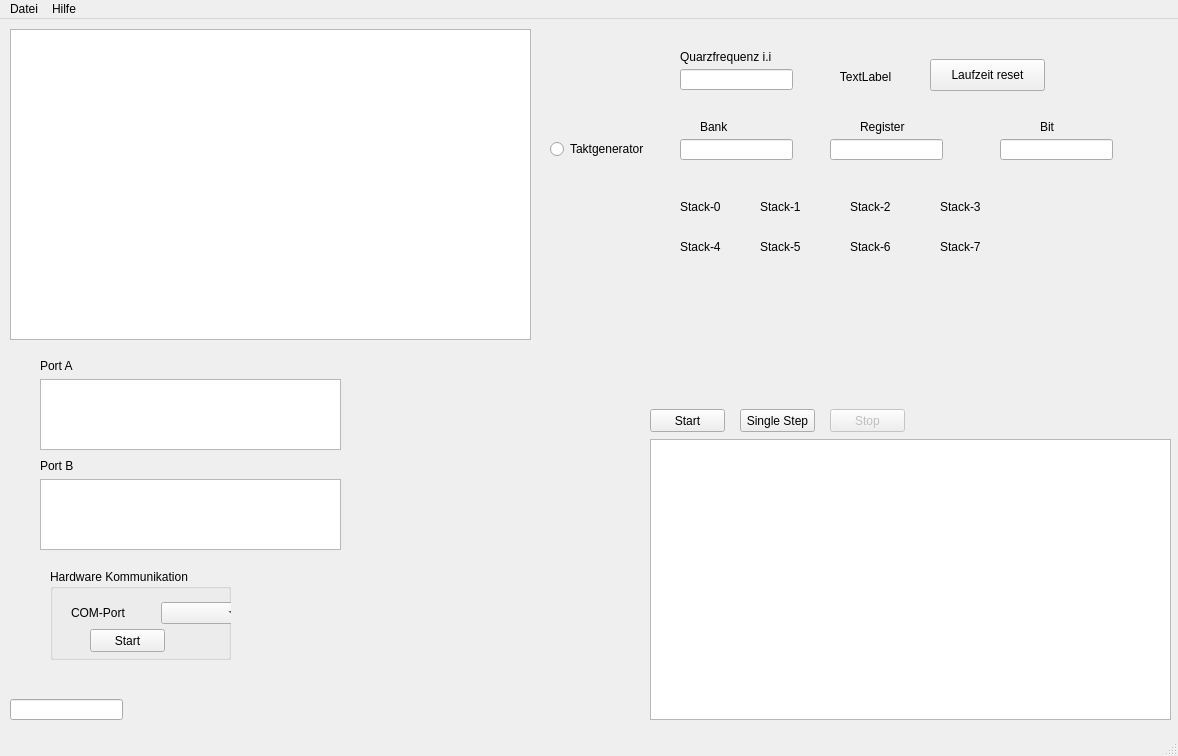
The window that mainwindow.ui (nudeldunker/PIC) describes before a commit, drawn with Qt 5.
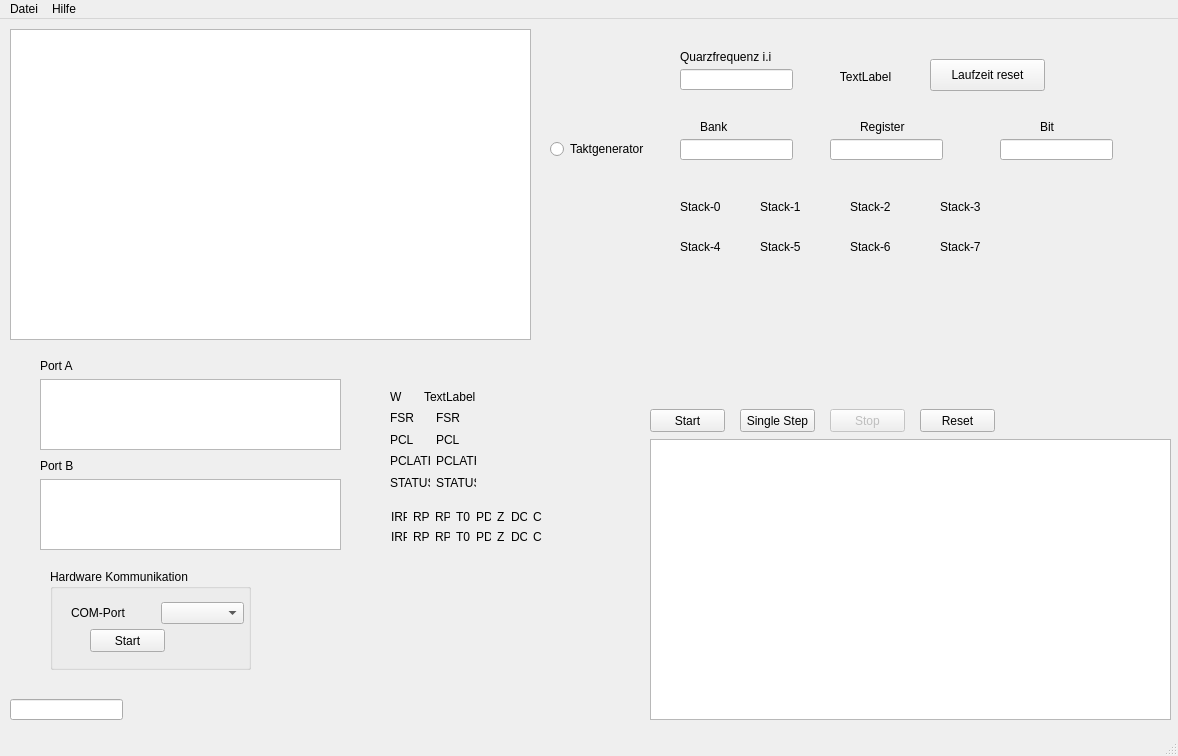
The same window after the commit.

What changed in the file:
```diff
--- a/mainwindow.ui
+++ b/mainwindow.ui
@@ -371,8 +371,8 @@
      <rect>
       <x>50</x>
       <y>550</y>
-      <width>181</width>
-      <height>91</height>
+      <width>201</width>
+      <height>101</height>
      </rect>
     </property>
     <property name="title">
@@ -427,6 +427,245 @@
      <string>Laufzeit reset</string>
     </property>
    </widget>
+   <widget class="QPushButton" name="pushButtonReset">
+    <property name="geometry">
+     <rect>
+      <x>920</x>
+      <y>390</y>
+      <width>75</width>
+      <height>23</height>
+     </rect>
+    </property>
+    <property name="text">
+     <string>Reset</string>
+    </property>
+   </widget>
+   <widget class="QWidget" name="">
+    <property name="geometry">
+     <rect>
+      <x>390</x>
+      <y>370</y>
+      <width>86</width>
+      <height>101</height>
+     </rect>
+    </property>
+    <layout class="QVBoxLayout" name="verticalLayout">
+     <item>
+      <layout class="QHBoxLayout" name="horizontalLayout_2">
+       <item>
+        <widget class="QLabel" name="labelW">
+         <property name="text">
+          <string>W</string>
+         </property>
+        </widget>
+       </item>
+       <item>
+        <widget class="QLabel" name="labelW_2">
+         <property name="text">
+          <string>TextLabel</string>
+         </property>
+        </widget>
+       </item>
+      </layout>
+     </item>
+     <item>
+      <layout class="QHBoxLayout" name="horizontalLayout_3">
+       <item>
+        <widget class="QLabel" name="labelFSR">
+         <property name="text">
+          <string>FSR</string>
+         </property>
+        </widget>
+       </item>
+       <item>
+        <widget class="QLabel" name="labelFSR_2">
+         <property name="text">
+          <string>FSR</string>
+         </property>
+        </widget>
+       </item>
+      </layout>
+     </item>
+     <item>
+      <layout class="QHBoxLayout" name="horizontalLayout_4">
+       <item>
+        <widget class="QLabel" name="labelPCL">
+         <property name="text">
+          <string>PCL</string>
+         </property>
+        </widget>
+       </item>
+       <item>
+        <widget class="QLabel" name="labelPCL_2">
+         <property name="text">
+          <string>PCL</string>
+         </property>
+        </widget>
+       </item>
+      </layout>
+     </item>
+     <item>
+      <layout class="QHBoxLayout" name="horizontalLayout_5">
+       <item>
+        <widget class="QLabel" name="labelPCLATH">
+         <property name="text">
+          <string>PCLATH</string>
+         </property>
+        </widget>
+       </item>
+       <item>
+        <widget class="QLabel" name="labelPCLATH_2">
+         <property name="text">
+          <string>PCLATH</string>
+         </property>
+        </widget>
+       </item>
+      </layout>
+     </item>
+     <item>
+      <layout class="QHBoxLayout" name="horizontalLayout_6">
+       <item>
+        <widget class="QLabel" name="labelStatus">
+         <property name="text">
+          <string>STATUS</string>
+         </property>
+        </widget>
+       </item>
+       <item>
+        <widget class="QLabel" name="labelStatus_2">
+         <property name="text">
+          <string>STATUS</string>
+         </property>
+        </widget>
+       </item>
+      </layout>
+     </item>
+    </layout>
+   </widget>
+   <widget class="QWidget" name="">
+    <property name="geometry">
+     <rect>
+      <x>391</x>
+      <y>491</y>
+      <width>151</width>
+      <height>34</height>
+     </rect>
+    </property>
+    <layout class="QGridLayout" name="gridLayout">
+     <item row="0" column="0">
+      <widget class="QLabel" name="labelIRP">
+       <property name="text">
+        <string>IRP</string>
+       </property>
+      </widget>
+     </item>
+     <item row="0" column="1">
+      <widget class="QLabel" name="labelRP1">
+       <property name="text">
+        <string>RP1</string>
+       </property>
+      </widget>
+     </item>
+     <item row="0" column="2">
+      <widget class="QLabel" name="labelRP0">
+       <property name="text">
+        <string>RP0</string>
+       </property>
+      </widget>
+     </item>
+     <item row="0" column="3">
+      <widget class="QLabel" name="labelT0">
+       <property name="text">
+        <string>T0</string>
+       </property>
+      </widget>
+     </item>
+     <item row="0" column="4">
+      <widget class="QLabel" name="labelPD">
+       <property name="text">
+        <string>PD</string>
+       </property>
+      </widget>
+     </item>
+     <item row="0" column="5">
+      <widget class="QLabel" name="labelZ">
+       <property name="text">
+        <string>Z</string>
+       </property>
+      </widget>
+     </item>
+     <item row="0" column="6">
+      <widget class="QLabel" name="labelDC">
+       <property name="text">
+        <string>DC</string>
+       </property>
+      </widget>
+     </item>
+     <item row="0" column="7">
+      <widget class="QLabel" name="labelC">
+       <property name="text">
+        <string>C</string>
+       </property>
+      </widget>
+     </item>
+     <item row="1" column="0">
+      <widget class="QLabel" name="labelIRP_2">
+       <property name="text">
+        <string>IRP</string>
+       </property>
+      </widget>
+     </item>
+     <item row="1" column="1">
+      <widget class="QLabel" name="labelRP1_2">
+       <property name="text">
+        <string>RP1</string>
+       </property>
+      </widget>
+     </item>
+     <item row="1" column="2">
+      <widget class="QLabel" name="labelRP0_2">
+       <property name="text">
+        <string>RP0</string>
+       </property>
+      </widget>
+     </item>
+     <item row="1" column="3">
+      <widget class="QLabel" name="labelT0_2">
+       <property name="text">
+        <string>T0</string>
+       </property>
+      </widget>
+     </item>
+     <item row="1" column="4">
+      <widget class="QLabel" name="labelPD_2">
+       <property name="text">
+        <string>PD</string>
+       </property>
+      </widget>
+     </item>
+     <item row="1" column="5">
+      <widget class="QLabel" name="labelZ_2">
+       <property name="text">
+        <string>Z</string>
+       </property>
+      </widget>
+     </item>
+     <item row="1" column="6">
+      <widget class="QLabel" name="labelDC_2">
+       <property name="text">
+        <string>DC</string>
+       </property>
+      </widget>
+     </item>
+     <item row="1" column="7">
+      <widget class="QLabel" name="labelC_2">
+       <property name="text">
+        <string>C</string>
+       </property>
+      </widget>
+     </item>
+    </layout>
+   </widget>
   </widget>
   <widget class="QMenuBar" name="menubar">
    <property name="geometry">
```
Left out of the diff: 2 changed lines with no effect on the pictures.
